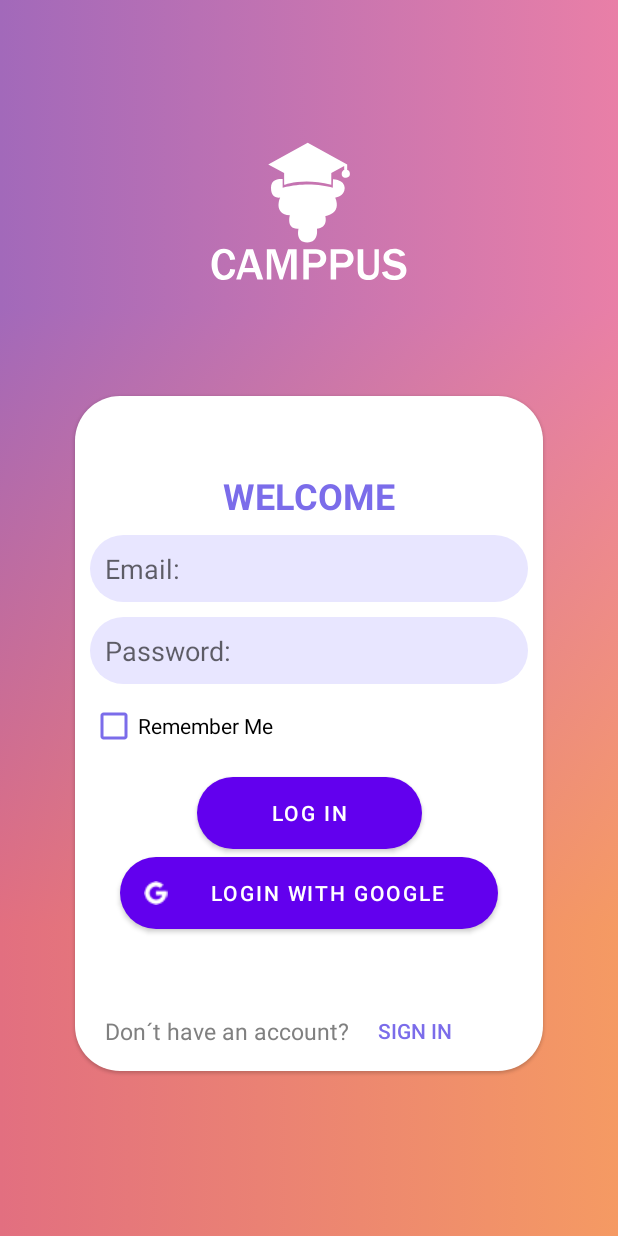
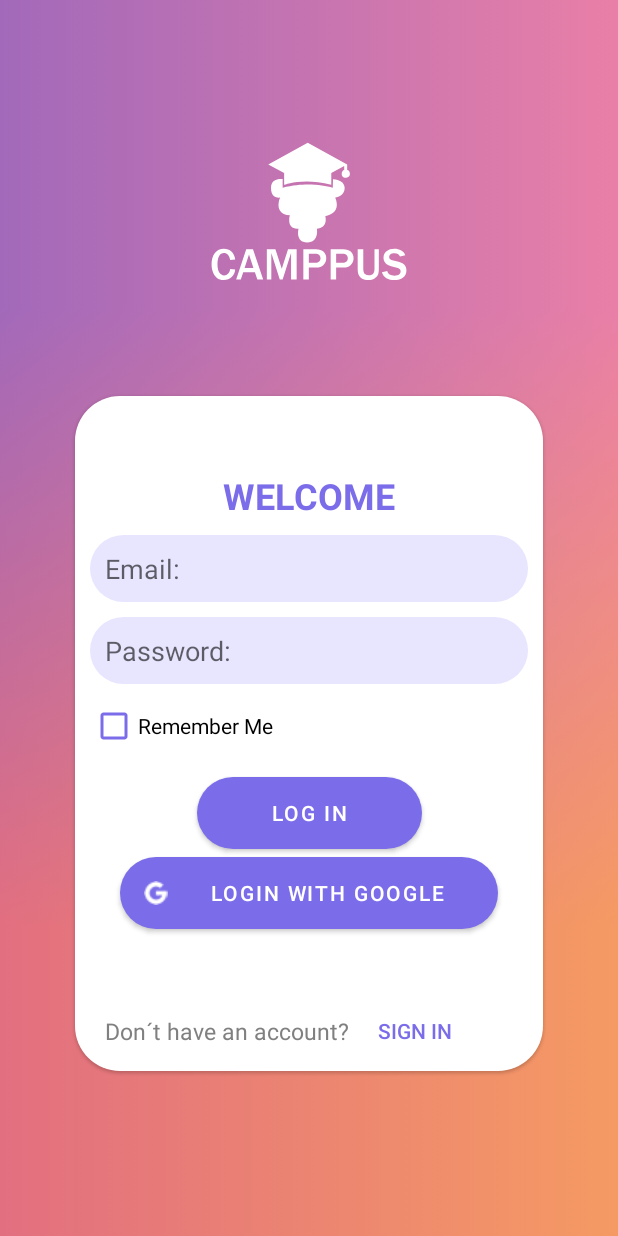
Before and after one commit to AlbertoHV23/POI, an Android app: the screen it shows after launch (LoginActivity), on a phone screen of 412 x 824 dp. Run offline under Robolectric (Android 15) with nearby library versions, the phone set to English and light mode, and no system bars; our stand-ins replace Firebase (no records; nobody signed in at launch, a user with empty details on screens opened directly).

Commit message:
Cambios casi finales

```diff
--- a/app/app/src/main/res/drawable/splashscreem.xml
+++ b/app/app/src/main/res/drawable/splashscreem.xml
@@ -1,9 +1,9 @@
 <?xml version="1.0" encoding="utf-8"?>
 <layer-list xmlns:android="http://schemas.android.com/apk/res/android">
-    <item android:drawable="@color/color3"/>
+    <item android:drawable="@drawable/style_btn1"/>
     <item >
         <bitmap
             android:gravity="center"
-            android:src="@drawable/logo150" />
+            android:src="@drawable/logo106" />
     </item>
 </layer-list>
--- a/app/app/src/main/res/drawable/style_btn1.xml
+++ b/app/app/src/main/res/drawable/style_btn1.xml
@@ -2,10 +2,10 @@
 <shape xmlns:android="http://schemas.android.com/apk/res/android" android:shape="rectangle">
 
     <gradient
-        android:startColor="@color/color1"
+        android:startColor="@color/color3"
         android:centerColor="@color/color2"
-        android:endColor="@color/color3"
-        android:type="linear"/>
+        android:endColor="@color/color1"
+        android:angle="-45"/>
 
     <corners android:radius="30dp"/>
 
--- a/app/app/src/main/res/layout/activity_login.xml
+++ b/app/app/src/main/res/layout/activity_login.xml
@@ -106,6 +106,7 @@
             android:layout_marginTop="10dp"
             android:background="@drawable/style_btn1"
             android:text="@string/btn_login"
+            app:backgroundTint="@color/color3"
             app:iconTint="#FFFFFF"
             app:layout_constraintEnd_toEndOf="@+id/txt_loginPassword"
             app:layout_constraintStart_toStartOf="@+id/txt_loginPassword"
@@ -157,7 +158,9 @@
             android:drawableStart="@drawable/google16"
             android:drawableLeft="@drawable/google16"
             android:text="@string/login_with_google"
+            app:backgroundTint="@color/color3"
             app:icon="@drawable/google16"
+
             app:layout_constraintEnd_toEndOf="parent"
             app:layout_constraintStart_toStartOf="parent"
             app:layout_constraintTop_toBottomOf="@+id/btn_logear" />
--- a/app/app/src/main/res/layout/activity_sign_in.xml
+++ b/app/app/src/main/res/layout/activity_sign_in.xml
@@ -14,8 +14,10 @@
         android:scaleType="centerCrop"
         app:layout_constraintBottom_toBottomOf="parent"
         app:layout_constraintEnd_toEndOf="parent"
+        app:layout_constraintHorizontal_bias="1.0"
         app:layout_constraintStart_toStartOf="parent"
         app:layout_constraintTop_toTopOf="parent"
+        app:layout_constraintVertical_bias="0.0"
         app:srcCompat="@mipmap/fondo" />
 
     <ImageButton
@@ -30,6 +32,7 @@
         app:layout_constraintEnd_toEndOf="parent"
         app:layout_constraintHorizontal_bias="0.498"
         app:layout_constraintStart_toStartOf="parent"
+        app:layout_constraintTop_toTopOf="parent"
         app:srcCompat="@drawable/ic_logo"
         tools:ignore="MissingConstraints"
         tools:layout_editor_absoluteY="39dp" />
@@ -113,6 +116,7 @@
             android:background="@drawable/style_btn1"
             android:backgroundTint="@color/color2"
             android:text="@string/signin"
+            app:backgroundTint="@color/color3"
             app:layout_constraintEnd_toEndOf="parent"
             app:layout_constraintStart_toStartOf="parent"
             app:layout_constraintTop_toBottomOf="@+id/txt_signPassword" />
--- a/app/app/src/main/res/layout/fragment_profile.xml
+++ b/app/app/src/main/res/layout/fragment_profile.xml
@@ -26,6 +26,7 @@
                 android:id="@+id/imageButton2"
                 android:layout_width="120dp"
                 android:layout_height="120dp"
+                android:layout_marginTop="50dp"
                 app:layout_constraintEnd_toEndOf="parent"
                 app:layout_constraintStart_toStartOf="parent"
                 app:layout_constraintTop_toTopOf="parent"
--- a/app/app/src/main/res/layout/item_lista_usuarios.xml
+++ b/app/app/src/main/res/layout/item_lista_usuarios.xml
@@ -7,7 +7,8 @@
 
     <androidx.constraintlayout.widget.ConstraintLayout
         android:layout_width="match_parent"
-        android:layout_height="match_parent">
+        android:layout_height="match_parent"
+        >
 
         <TextView
             android:id="@+id/txt_item_lista_usuario_nombre"
@@ -15,7 +16,7 @@
             android:layout_height="wrap_content"
             android:layout_marginStart="20dp"
             android:text="TextView"
-            android:textColor="@color/Titulo"
+            android:textColor="@color/color3"
             android:textSize="18sp"
             android:textStyle="bold"
             app:layout_constraintBottom_toBottomOf="@+id/cardView6"
--- a/app/app/src/main/res/values/colors.xml
+++ b/app/app/src/main/res/values/colors.xml
@@ -11,7 +11,7 @@
     <color name="Backgorund_login">#FBFBFB</color>
     <color name="Titulo">#D500F9</color>
 
-    <color name="color1">#FB7D80</color>
+    <color name="color1">#F9D040</color>
     <color name="color2">#D670BA</color>
     <color name="color3">#7B6CEA</color>
 
```
Also changed, not shown: app/app/src/main/res/layout/activity_assigment.xml (+31 -15 lines), app/app/src/main/res/layout/activity_create_assigment.xml (+23 -7 lines), app/app/src/main/res/layout/item_lista_grupos.xml (+4 -3 lines), app/app/src/main/res/layout/item_lista_subgrupos.xml (+4 -3 lines), app/app/src/main/res/layout/item_lista_tareas.xml (+6 -3 lines), app/app/src/main/res/drawable/logo106.png (added).
